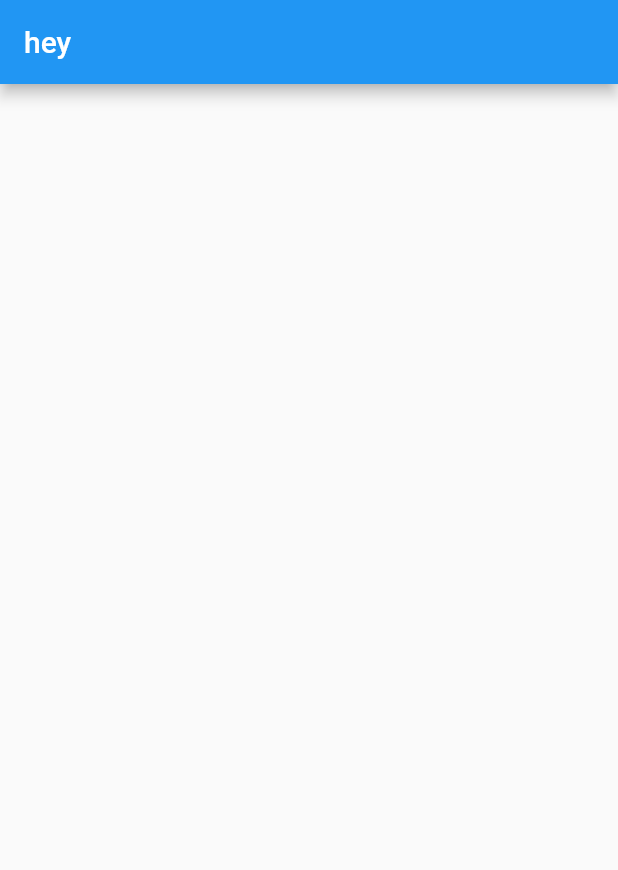
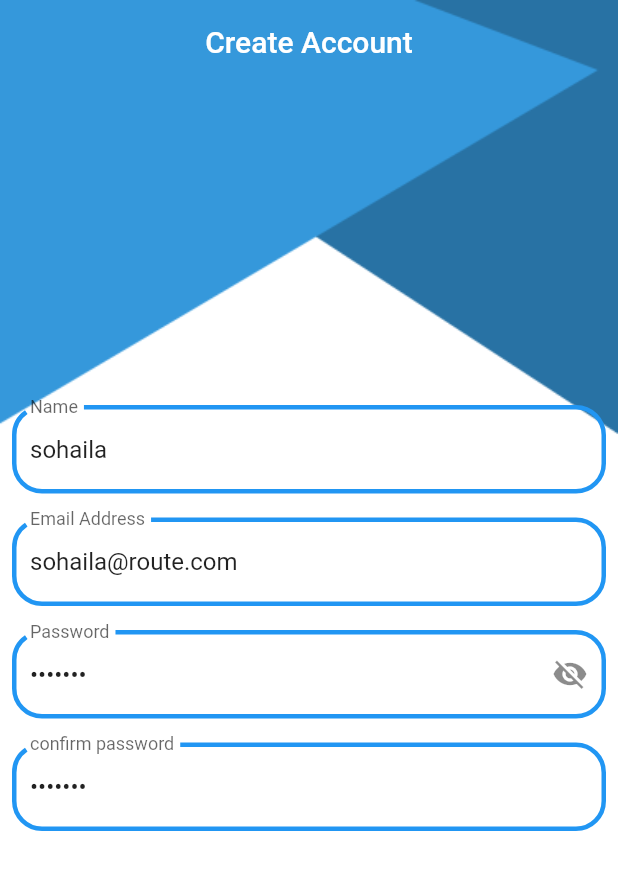
Before and after one commit to sohailadaoud/chat_app, a Flutter app: the screen it shows after launch, on a phone screen of 412 x 824 dp. Shown: the top 870 px of the screen. Run offline on Flutter 3.47's test engine with Material 2 defaults, Android fonts, the phone set to English and light mode, and no system bars; our stand-ins replace flutter_screenutil.

Commit message:
register screen.

```diff
--- /dev/null
+++ b/lib/components/custom_textform_field.dart
@@ -0,0 +1 @@
+// TODO Implement this library.
--- a/lib/home_screen.dart
+++ /dev/null
@@ -1,12 +0,0 @@
-import 'package:flutter/material.dart';
-
-class HomeScreen extends StatelessWidget {
-  @override
-  Widget build(BuildContext context) {
-    return Scaffold(
-      appBar: AppBar(
-        title: Text('chat-app'),
-      ),
-    );
-  }
-}
--- a/lib/main.dart
+++ b/lib/main.dart
@@ -1,4 +1,5 @@
 import 'package:chat_app/ui/auth/login/login_screen.dart';
+import 'package:chat_app/ui/auth/register/register_screen.dart';
 import 'package:chat_app/ui/splash/splash_screen.dart';
 import 'package:flutter/material.dart';
 import 'package:flutter_screenutil/flutter_screenutil.dart';
@@ -21,6 +22,7 @@ class MyApp extends StatelessWidget {
           routes: {
             SplashScreen.routeName: (context) => SplashScreen(),
             LoginScreen.routeName: (context) => LoginScreen(),
+            RegisterScreen.routeName: (context) => RegisterScreen(),
           },
         );
       },
--- /dev/null
+++ b/lib/ui/auth/register/register_screen.dart
@@ -0,0 +1,132 @@
+import 'package:chat_app/utlis/custom_text_form_field.dart';
+import 'package:flutter/material.dart';
+
+class RegisterScreen extends StatefulWidget {
+  static const String routeName = 'register';
+
+  @override
+  State<RegisterScreen> createState() => _RegisterScreenState();
+}
+
+class _RegisterScreenState extends State<RegisterScreen> {
+  var nameController = TextEditingController(text: 'sohaila');
+
+  var emailController = TextEditingController(text: 'sohaila@route.com');
+
+  var passwordController = TextEditingController(text: '1234567');
+
+  var confirmPasswordController = TextEditingController(text: '1234567');
+
+  bool isObscure = true;
+
+  @override
+  Widget build(BuildContext context) {
+    return Stack(
+      children: [
+        Container(
+          color: Colors.white,
+        ),
+        Image.asset(
+          'assets/images/background.png',
+          fit: BoxFit.fill,
+          width: double.infinity,
+          height: double.infinity,
+        ),
+        Scaffold(
+          backgroundColor: Colors.transparent,
+          appBar: AppBar(
+            elevation: 0,
+            backgroundColor: Colors.transparent,
+            title: Text('Create Account'),
+            centerTitle: true,
+          ),
+          body: Form(
+            // key: formKey,
+            child: SingleChildScrollView(
+              child: Column(
+                crossAxisAlignment: CrossAxisAlignment.stretch,
+                children: [
+                  SizedBox(
+                    height: MediaQuery.of(context).size.height * 0.25,
+                  ),
+                  CustomTextFormField(
+                    label: "Name",
+                    controller: nameController,
+                    validator: (text) {
+                      if (text == null || text.trim().isEmpty) {
+                        return 'please enter your username';
+                      }
+                      return null;
+                    },
+                  ),
+                  CustomTextFormField(
+                    label: 'Email Address',
+                    keyboardType: TextInputType.emailAddress,
+                    controller: emailController,
+                    validator: (text) {
+                      if (text == null || text.trim().isEmpty) {
+                        return 'please enter your email';
+                      }
+                      bool emailValid = RegExp(
+                              r"^[a-zA-Z0-9.a-zA-Z0-9.!#$%&'*+-/=?^_`{|}~]+@[a-zA-Z0-9]+\.[a-zA-Z]+")
+                          .hasMatch(text);
+                      if (!emailValid) {
+                        return 'please enter valid email';
+                      }
+                      return null;
+                    },
+                  ),
+                  CustomTextFormField(
+                    label: 'Password',
+                    keyboardType: TextInputType.number,
+                    controller: passwordController,
+                    validator: (text) {
+                      if (text == null || text.trim().isEmpty) {
+                        return 'please enter your password';
+                      }
+                      if (text.length < 6) {
+                        return 'password should be at least 6 characters';
+                      }
+                      return null;
+                    },
+                    isObsecure: isObscure,
+                    isPassword: true,
+                    suffixIcon: InkWell(
+                      child: isObscure
+                          ? Icon(Icons.visibility_off)
+                          : Icon(Icons.visibility),
+                      onTap: () {
+                        if (isObscure) {
+                          isObscure = false;
+                        } else {
+                          isObscure = true;
+                        }
+                        setState(() {});
+                      },
+                    ),
+                  ),
+                  CustomTextFormField(
+                    label: 'confirm password',
+                    keyboardType: TextInputType.number,
+                    controller: confirmPasswordController,
+                    validator: (text) {
+                      if (text == null || text.trim().isEmpty) {
+                        return 'please confirm your password';
+                      }
+                      if (text != passwordController.text) {
+                        return 'password doesnt match';
+                      }
+
+                      return null;
+                    },
+                    isPassword: true,
+                  ),
+                ],
+              ),
+            ),
+          ),
+        ),
+      ],
+    );
+  }
+}
--- a/lib/ui/splash/splash_screen.dart
+++ b/lib/ui/splash/splash_screen.dart
@@ -1,6 +1,6 @@
 import 'dart:async';
 
-import 'package:chat_app/ui/auth/login/login_screen.dart';
+import 'package:chat_app/ui/auth/register/register_screen.dart';
 import 'package:flutter/material.dart';
 
 class SplashScreen extends StatelessWidget {
@@ -9,7 +9,7 @@ class SplashScreen extends StatelessWidget {
   @override
   Widget build(BuildContext context) {
     Timer(Duration(seconds: 3), () {
-      Navigator.of(context).pushReplacementNamed(LoginScreen.routeName);
+      Navigator.of(context).pushReplacementNamed(RegisterScreen.routeName);
     });
     return Scaffold(
       body: Image.asset(
--- /dev/null
+++ b/lib/utlis/custom_text_form_field.dart
@@ -0,0 +1,51 @@
+import 'package:flutter/material.dart';
+
+class CustomTextFormField extends StatelessWidget {
+  String label;
+  TextInputType keyboardType;
+  TextEditingController controller;
+  String? Function(String?) validator;
+  bool isPassword;
+  Widget? suffixIcon;
+  bool isObsecure;
+  var keyBoardType;
+
+  CustomTextFormField(
+      {required this.label,
+      this.keyboardType = TextInputType.text,
+      required this.controller,
+      required this.validator,
+      this.suffixIcon,
+      this.isObsecure = false,
+      this.keyBoardType,
+      this.isPassword = false});
+
+  @override
+  Widget build(BuildContext context) {
+    return Container(
+      padding: EdgeInsets.all(8),
+      child: TextFormField(
+        decoration: InputDecoration(
+          label: Text(label),
+          enabledBorder: OutlineInputBorder(
+              borderRadius: BorderRadius.circular(20),
+              borderSide: BorderSide(
+                width: 3,
+                color: Theme.of(context).primaryColor,
+              )),
+          focusedBorder: OutlineInputBorder(
+              borderRadius: BorderRadius.circular(20),
+              borderSide: BorderSide(
+                width: 3,
+                color: Theme.of(context).primaryColor,
+              )),
+          suffixIcon: suffixIcon,
+        ),
+        keyboardType: keyboardType,
+        controller: controller,
+        validator: validator,
+        obscureText: isPassword,
+      ),
+    );
+  }
+}
--- a/pubspec.yaml
+++ b/pubspec.yaml
@@ -40,6 +40,7 @@ dev_dependencies:
   flutter_test:
     sdk: flutter
   flutter_bloc: ^8.1.3
+  provider: ^6.0.5
   http: ^1.1.0
   dartz: ^0.10.1
   flutter_screenutil: ^5.9.0
```
Also changed, not shown: pubspec.lock.
